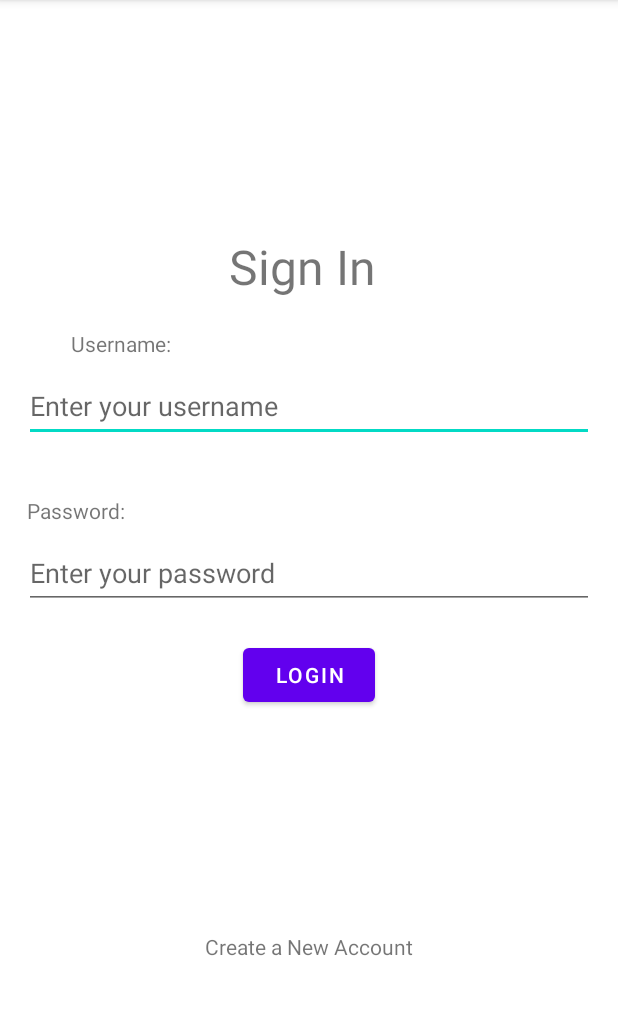
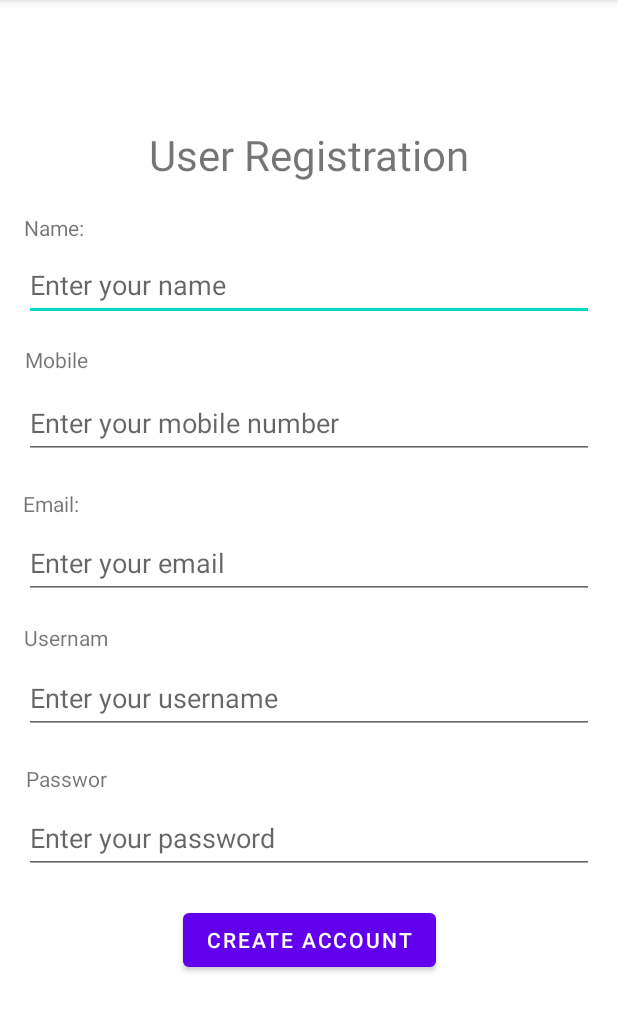
Before and after one commit to charithlanzzz/Ticket_Reservation_Android, an Android app: the screen it shows after launch (MainActivity), on a phone screen of 412 x 824 dp, the part 84-1116 px from its top. Run offline under Robolectric (Android 15) with nearby library versions, the phone set to English and light mode, and no system bars.

Commit message:
user registration UI implemented

```diff
--- a/app/src/main/java/com/example/ticket_reservation_android/MainActivity.java
+++ b/app/src/main/java/com/example/ticket_reservation_android/MainActivity.java
@@ -9,6 +9,6 @@ public class MainActivity extends AppCompatActivity {
     @Override
     protected void onCreate(Bundle savedInstanceState) {
         super.onCreate(savedInstanceState);
-        setContentView(R.layout.user_login);
+        setContentView(R.layout.user_registration);
     }
 }
--- a/app/src/main/res/layout/user_registration.xml
+++ b/app/src/main/res/layout/user_registration.xml
@@ -7,12 +7,140 @@
     tools:context=".MainActivity">
 
     <TextView
+        android:id="@+id/titleTextView"
         android:layout_width="wrap_content"
         android:layout_height="wrap_content"
-        android:text="Hello World!"
-        app:layout_constraintBottom_toBottomOf="parent"
+        android:layout_marginTop="84dp"
+        android:text="User Registration"
+        android:textSize="28sp"
         app:layout_constraintEnd_toEndOf="parent"
         app:layout_constraintStart_toStartOf="parent"
         app:layout_constraintTop_toTopOf="parent" />
 
+    <TextView
+        android:id="@+id/nameLabel"
+        android:layout_width="41dp"
+        android:layout_height="16dp"
+        android:layout_marginTop="20dp"
+        android:text="Name:"
+        app:layout_constraintEnd_toEndOf="parent"
+        app:layout_constraintHorizontal_bias="0.043"
+        app:layout_constraintStart_toStartOf="parent"
+        app:layout_constraintTop_toBottomOf="@+id/titleTextView" />
+
+    <EditText
+        android:id="@+id/nameEditText"
+        android:layout_width="0dp"
+        android:layout_height="48dp"
+        android:hint="Enter your name"
+        app:layout_constraintTop_toBottomOf="@+id/nameLabel"
+        app:layout_constraintStart_toStartOf="parent"
+        app:layout_constraintEnd_toEndOf="parent"
+        android:layout_marginStart="16dp"
+        android:layout_marginEnd="16dp"
+        android:layout_marginTop="8dp" />
+
+    <TextView
+        android:id="@+id/mobileLabel"
+        android:layout_width="88dp"
+        android:layout_height="20dp"
+        android:layout_marginTop="16dp"
+        android:text="Mobile Number:"
+        app:layout_constraintEnd_toEndOf="parent"
+        app:layout_constraintHorizontal_bias="0.051"
+        app:layout_constraintStart_toStartOf="parent"
+        app:layout_constraintTop_toBottomOf="@+id/nameEditText" />
+
+    <EditText
+        android:id="@+id/mobileEditText"
+        android:layout_width="0dp"
+        android:layout_height="48dp"
+        android:hint="Enter your mobile number"
+        app:layout_constraintTop_toBottomOf="@+id/mobileLabel"
+        app:layout_constraintStart_toStartOf="parent"
+        app:layout_constraintEnd_toEndOf="parent"
+        android:layout_marginStart="16dp"
+        android:layout_marginEnd="16dp"
+        android:layout_marginTop="8dp" />
+
+    <TextView
+        android:id="@+id/emailLabel"
+        android:layout_width="44dp"
+        android:layout_height="17dp"
+        android:layout_marginTop="20dp"
+        android:text="Email:"
+        app:layout_constraintEnd_toEndOf="parent"
+        app:layout_constraintHorizontal_bias="0.042"
+        app:layout_constraintStart_toStartOf="parent"
+        app:layout_constraintTop_toBottomOf="@+id/mobileEditText" />
+
+    <EditText
+        android:id="@+id/emailEditText"
+        android:layout_width="0dp"
+        android:layout_height="48dp"
+        android:hint="Enter your email"
+        app:layout_constraintTop_toBottomOf="@+id/emailLabel"
+        app:layout_constraintStart_toStartOf="parent"
+        app:layout_constraintEnd_toEndOf="parent"
+        android:layout_marginStart="16dp"
+        android:layout_marginEnd="16dp"
+        android:layout_marginTop="8dp" />
+
+    <TextView
+        android:id="@+id/usernameLabel"
+        android:layout_width="62dp"
+        android:layout_height="18dp"
+        android:layout_marginTop="16dp"
+        android:text="Username:"
+        app:layout_constraintEnd_toEndOf="parent"
+        app:layout_constraintHorizontal_bias="0.046"
+        app:layout_constraintStart_toStartOf="parent"
+        app:layout_constraintTop_toBottomOf="@+id/emailEditText" />
+
+    <EditText
+        android:id="@+id/usernameEditText"
+        android:layout_width="0dp"
+        android:layout_height="48dp"
+        android:hint="Enter your username"
+        app:layout_constraintTop_toBottomOf="@+id/usernameLabel"
+        app:layout_constraintStart_toStartOf="parent"
+        app:layout_constraintEnd_toEndOf="parent"
+        android:layout_marginStart="16dp"
+        android:layout_marginEnd="16dp"
+        android:layout_marginTop="8dp" />
+
+    <TextView
+        android:id="@+id/passwordLabel"
+        android:layout_width="60dp"
+        android:layout_height="17dp"
+        android:layout_marginTop="20dp"
+        android:text="Password:"
+        app:layout_constraintEnd_toEndOf="parent"
+        app:layout_constraintHorizontal_bias="0.049"
+        app:layout_constraintStart_toStartOf="parent"
+        app:layout_constraintTop_toBottomOf="@+id/usernameEditText" />
+
+    <EditText
+        android:id="@+id/passwordEditText"
+        android:layout_width="0dp"
+        android:layout_height="48dp"
+        android:hint="Enter your password"
+        android:inputType="textPassword"
+        app:layout_constraintTop_toBottomOf="@+id/passwordLabel"
+        app:layout_constraintStart_toStartOf="parent"
+        app:layout_constraintEnd_toEndOf="parent"
+        android:layout_marginStart="16dp"
+        android:layout_marginEnd="16dp"
+        android:layout_marginTop="8dp" />
+
+    <Button
+        android:id="@+id/createAccountButton"
+        android:layout_width="wrap_content"
+        android:layout_height="48dp"
+        android:text="Create Account"
+        app:layout_constraintTop_toBottomOf="@+id/passwordEditText"
+        app:layout_constraintStart_toStartOf="parent"
+        app:layout_constraintEnd_toEndOf="parent"
+        android:layout_marginTop="20dp" />
+
 </androidx.constraintlayout.widget.ConstraintLayout>
--- /dev/null
+++ b/app/src/main/res/values/ids.xml
@@ -0,0 +1,10 @@
+<?xml version="1.0" encoding="utf-8"?>
+<resources>
+    <item name="nameLabel" type="id"/>
+    <item name="nameEditText" type="id"/>
+    <item name="mobileLabel" type="id"/>
+    <item name="mobileEditText" type="id"/>
+    <item name="emailLabel" type="id"/>
+    <item name="emailEditText" type="id"/>
+    <item name="createAccountButton" type="id"/>
+</resources>
--- a/app/src/main/res/values/strings.xml
+++ b/app/src/main/res/values/strings.xml
@@ -1,3 +1,5 @@
 <resources>
     <string name="app_name">Ticket Reservation System</string>
+
+
 </resources>
```
